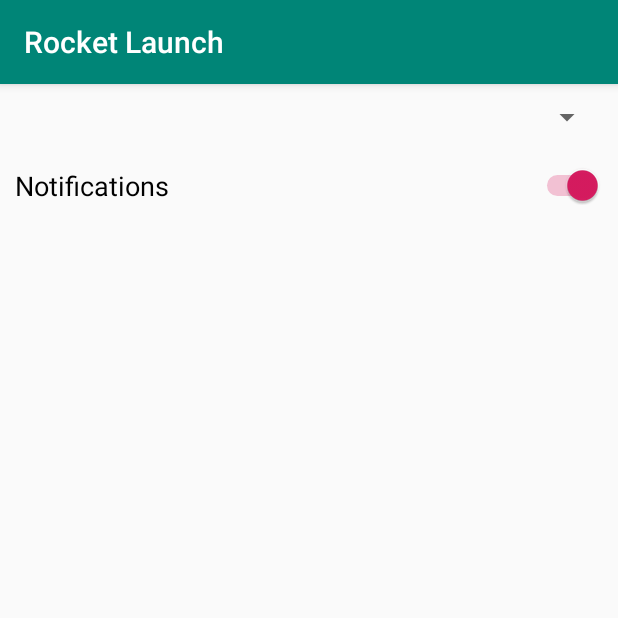
After one commit to BredeFK/NASA-SpaceApps-2018, an Android app: the SettingsActivity screen opened directly, with no data from a screen before it, on a phone screen of 412 x 824 dp, the top half of it. The commit adds this screen. Run offline under Robolectric (Android 15) with nearby library versions, the phone set to English and light mode, and no system bars; network calls fail.

Commit message:
Settings added

```diff
--- a/android-app/app/src/main/AndroidManifest.xml
+++ b/android-app/app/src/main/AndroidManifest.xml
@@ -19,6 +19,8 @@
                 <category android:name="android.intent.category.LAUNCHER" />
             </intent-filter>
         </activity>
+        <activity android:name=".LaunchInfo" />
+        <activity android:name=".SettingsActivity"></activity>
     </application>
 
 </manifest>
--- /dev/null
+++ b/android-app/app/src/main/java/nasa/space/apps/rocketlaunch/SettingsActivity.java
@@ -0,0 +1,43 @@
+package nasa.space.apps.rocketlaunch;
+
+import android.content.Intent;
+import android.os.Bundle;
+import android.support.v7.app.AppCompatActivity;
+import android.widget.ArrayAdapter;
+import android.widget.Spinner;
+import android.widget.Switch;
+import android.widget.Toast;
+
+public class SettingsActivity extends AppCompatActivity {
+
+    @Override
+    protected void onCreate(Bundle savedInstanceState) {
+        super.onCreate(savedInstanceState);
+        setContentView(R.layout.activity_settings);
+
+        Bundle bundle = getIntent().getExtras();
+        int length = 0;
+        if (bundle != null) {
+            length = bundle.getInt("length");
+        }
+
+        String[] items = new String[length];
+        for (int i = 0; i < length; i++) {
+            items[i] = bundle.getString("name" + i);
+        }
+
+
+        Spinner spinner = findViewById(R.id.settings_spinner);
+        ArrayAdapter<String> adapter = new ArrayAdapter<>(SettingsActivity.this, android.R.layout.simple_spinner_item, items);
+        adapter.setDropDownViewResource(android.R.layout.simple_spinner_dropdown_item);
+        spinner.setAdapter(adapter);
+
+        Switch aSwitch = findViewById(R.id.settings_notifications);
+    }
+
+    @Override
+    public void onBackPressed() {
+        Intent intent = new Intent(SettingsActivity.this, MainActivity.class);
+        startActivity(intent);
+    }
+}
--- /dev/null
+++ b/android-app/app/src/main/res/layout/activity_settings.xml
@@ -0,0 +1,30 @@
+<?xml version="1.0" encoding="utf-8"?>
+<android.support.constraint.ConstraintLayout xmlns:android="http://schemas.android.com/apk/res/android"
+    xmlns:app="http://schemas.android.com/apk/res-auto"
+    xmlns:tools="http://schemas.android.com/tools"
+    android:layout_width="match_parent"
+    android:layout_height="match_parent"
+    tools:context=".SettingsActivity">
+
+    <LinearLayout
+        android:layout_width="match_parent"
+        android:layout_height="match_parent"
+        android:orientation="vertical">
+
+        <Spinner
+            android:id="@+id/settings_spinner"
+            android:layout_width="match_parent"
+            android:layout_margin="10dp"
+            android:layout_height="wrap_content" />
+
+        <Switch
+            android:id="@+id/settings_notifications"
+            android:layout_width="match_parent"
+            android:layout_height="wrap_content"
+            android:layout_margin="10dp"
+            android:checked="true"
+            android:text="@string/notifications"
+            android:textColor="@android:color/black"
+            android:textSize="18sp" />
+    </LinearLayout>
+</android.support.constraint.ConstraintLayout>
--- a/android-app/app/src/main/res/values/strings.xml
+++ b/android-app/app/src/main/res/values/strings.xml
@@ -2,4 +2,7 @@
     <string name="app_name">Rocket Launch</string>
     <string name="image_of_rocket">Image of Rocket</string>
     <string name="take_off">TAKE OFF!</string>
+    <string name="notifications">Notifications</string>
+    <string name="all">All</string>
+    <string name="settings">Settings</string>
 </resources>
```
Also changed, not shown: android-app/app/src/main/java/nasa/space/apps/rocketlaunch/LaunchAdapter.java (+44 -42 lines), android-app/app/src/main/java/nasa/space/apps/rocketlaunch/LaunchInfo.java (added, +41 -0 lines), android-app/app/src/main/java/nasa/space/apps/rocketlaunch/MainActivity.java (+44 -7 lines), android-app/app/src/main/java/nasa/space/apps/rocketlaunch/data/Launch.java (+46 -2 lines), android-app/app/src/main/java/nasa/space/apps/rocketlaunch/data/Location.java (+35 -3 lines), android-app/app/src/main/java/nasa/space/apps/rocketlaunch/data/Lsp.java (+39 -9 lines), android-app/app/src/main/java/nasa/space/apps/rocketlaunch/data/Mission.java (+34 -2 lines), android-app/app/src/main/java/nasa/space/apps/rocketlaunch/data/Pad.java (+33 -2 lines), android-app/app/src/main/java/nasa/space/apps/rocketlaunch/data/Rocket.java (+38 -6 lines), android-app/app/src/main/res/layout/activity_launch_info.xml (added, +41 -0 lines), android-app/app/src/main/res/layout/launch_item.xml (+20 -5 lines), android-app/app/src/main/res/menu/action_settings.xml (added, +10 -0 lines).
